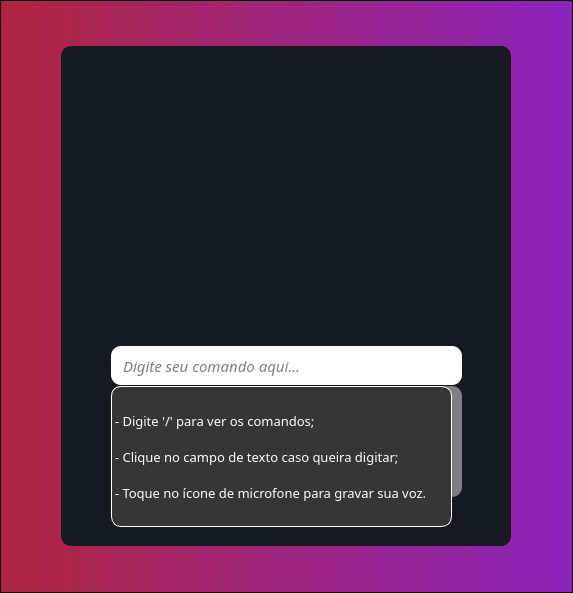
The window that testes/_TESTE/untitled.ui (FariasMarina/Minerva) describes before a commit, drawn with Qt 5.
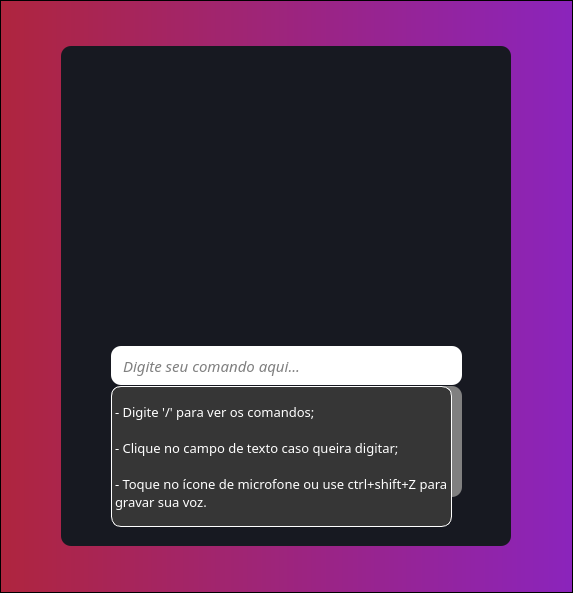
The same window after the commit. Icons and pictures are not drawn.

Commit message: caixa de output do ui aumentada

```diff
--- a/testes/_TESTE/untitled.ui
+++ b/testes/_TESTE/untitled.ui
@@ -147,9 +147,9 @@
           <property name="geometry">
            <rect>
             <x>50</x>
-            <y>360</y>
+            <y>340</y>
             <width>351</width>
-            <height>81</height>
+            <height>141</height>
            </rect>
           </property>
           <property name="layoutDirection">
@@ -289,7 +289,7 @@
  
 - Clique no campo de texto caso queira digitar; 
  
-- Toque no ícone de microfone para gravar sua voz.</string>
+- Toque no ícone de microfone ou use ctrl+shift+Z para gravar sua voz.</string>
           </property>
           <property name="wordWrap">
            <bool>true</bool>
```
